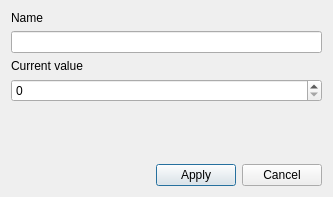
Before: the Qt Designer form forms/sequenceeditform.ui in CuriousCrow/polymorph-sql, drawn with Qt 5.
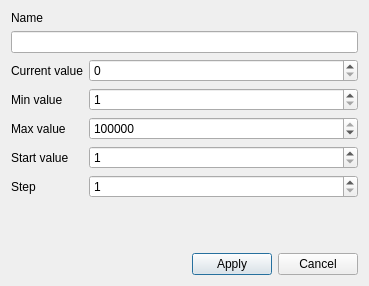
After: the same form once the commit is applied.

Patch:
```diff
--- a/forms/sequenceeditform.ui
+++ b/forms/sequenceeditform.ui
@@ -6,14 +6,14 @@
    <rect>
     <x>0</x>
     <y>0</y>
-    <width>333</width>
-    <height>197</height>
+    <width>369</width>
+    <height>286</height>
    </rect>
   </property>
   <property name="windowTitle">
    <string>Редактирование последовательности</string>
   </property>
-  <layout class="QVBoxLayout" name="verticalLayout_3">
+  <layout class="QVBoxLayout" name="verticalLayout">
    <item>
     <layout class="QVBoxLayout" name="verticalLayout_2">
      <item>
@@ -29,21 +29,116 @@
     </layout>
    </item>
    <item>
-    <layout class="QVBoxLayout" name="verticalLayout">
-     <item>
+    <layout class="QFormLayout" name="formLayout">
+     <item row="0" column="0">
       <widget class="QLabel" name="lblCurrentValue">
        <property name="text">
         <string>Current value</string>
        </property>
       </widget>
      </item>
-     <item>
+     <item row="0" column="1">
       <widget class="QSpinBox" name="edtCurrentValue">
        <property name="maximum">
         <number>999999999</number>
        </property>
       </widget>
      </item>
+     <item row="1" column="0">
+      <widget class="QLabel" name="lblMinValue">
+       <property name="text">
+        <string>Min value</string>
+       </property>
+      </widget>
+     </item>
+     <item row="1" column="1">
+      <widget class="QSpinBox" name="edtMinValue">
+       <property name="sizePolicy">
+        <sizepolicy hsizetype="Expanding" vsizetype="Fixed">
+         <horstretch>0</horstretch>
+         <verstretch>0</verstretch>
+        </sizepolicy>
+       </property>
+       <property name="minimum">
+        <number>1</number>
+       </property>
+       <property name="maximum">
+        <number>999999999</number>
+       </property>
+      </widget>
+     </item>
+     <item row="2" column="0">
+      <widget class="QLabel" name="lblMaxValue">
+       <property name="text">
+        <string>Max value</string>
+       </property>
+      </widget>
+     </item>
+     <item row="2" column="1">
+      <widget class="QSpinBox" name="edtMaxValue">
+       <property name="sizePolicy">
+        <sizepolicy hsizetype="Expanding" vsizetype="Fixed">
+         <horstretch>0</horstretch>
+         <verstretch>0</verstretch>
+        </sizepolicy>
+       </property>
+       <property name="minimum">
+        <number>1</number>
+       </property>
+       <property name="maximum">
+        <number>999999999</number>
+       </property>
+       <property name="value">
+        <number>999999999</number>
+       </property>
+      </widget>
+     </item>
+     <item row="3" column="0">
+      <widget class="QLabel" name="lblStartValue">
+       <property name="text">
+        <string>Start value</string>
+       </property>
+      </widget>
+     </item>
+     <item row="3" column="1">
+      <widget class="QSpinBox" name="edtStartValue">
+       <property name="sizePolicy">
+        <sizepolicy hsizetype="Expanding" vsizetype="Fixed">
+         <horstretch>0</horstretch>
+         <verstretch>0</verstretch>
+        </sizepolicy>
+       </property>
+       <property name="minimum">
+        <number>1</number>
+       </property>
+       <property name="maximum">
+        <number>999999999</number>
+       </property>
+      </widget>
+     </item>
+     <item row="4" column="0">
+      <widget class="QLabel" name="lblStep">
+       <property name="text">
+        <string>Step</string>
+       </property>
+      </widget>
+     </item>
+     <item row="4" column="1">
+      <widget class="QSpinBox" name="edtStep">
+       <property name="sizePolicy">
+        <sizepolicy hsizetype="Expanding" vsizetype="Fixed">
+         <horstretch>0</horstretch>
+         <verstretch>0</verstretch>
+        </sizepolicy>
+       </property>
+       <property name="minimum">
+        <number>1</number>
+       </property>
+       <property name="maximum">
+        <number>1000</number>
+       </property>
+      </widget>
+     </item>
     </layout>
    </item>
    <item>
@@ -54,7 +149,7 @@
      <property name="sizeHint" stdset="0">
       <size>
        <width>20</width>
-       <height>48</height>
+       <height>40</height>
       </size>
      </property>
     </spacer>
```
